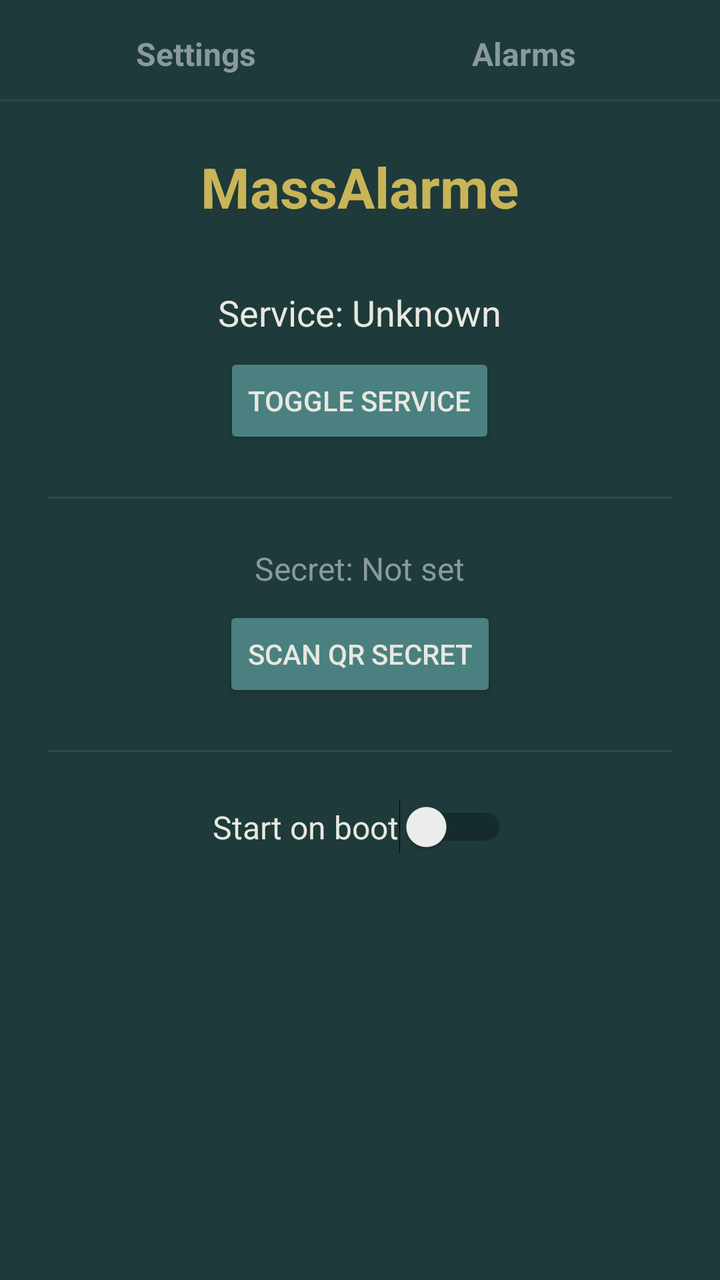
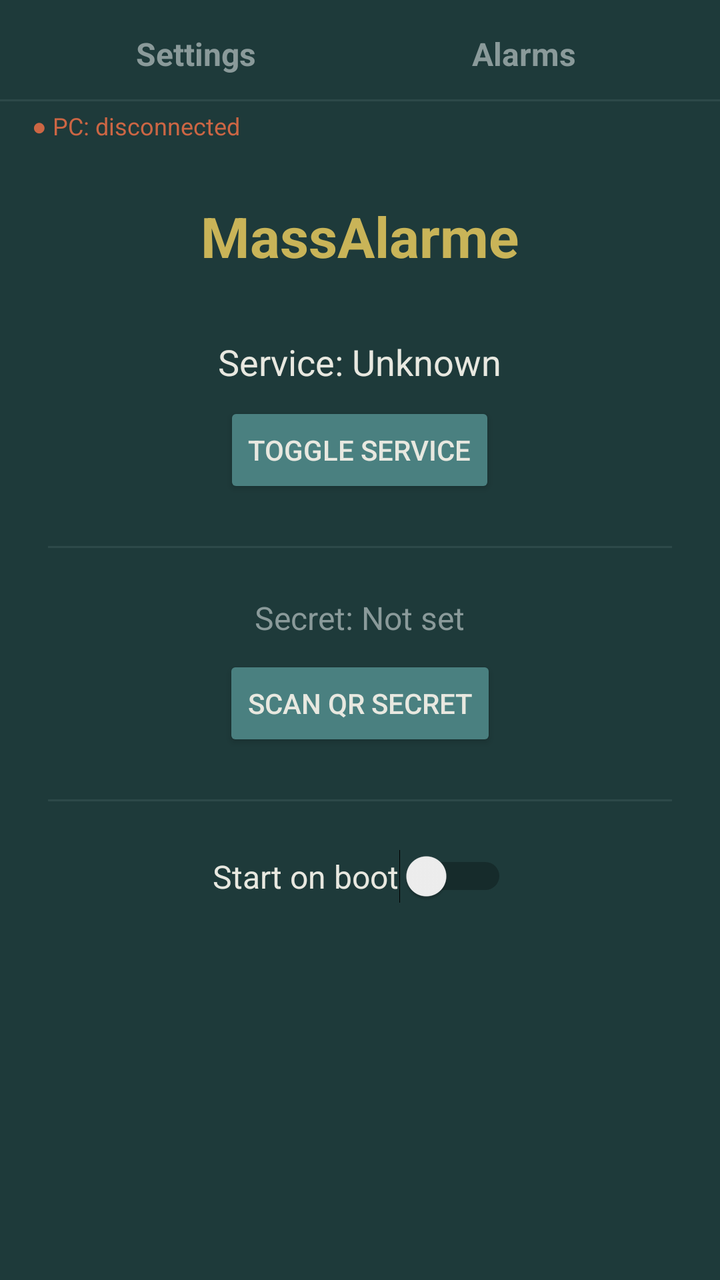

Screens rendered from an Android XML layout before and after an edit, with the pre-edit source and the edit as a unified diff.
<!-- AndroidManifest.xml: application theme Theme.AppCompat.Light.NoActionBar -->
<!-- res/layout/activity_main.xml -->
<?xml version="1.0" encoding="utf-8"?>
<LinearLayout xmlns:android="http://schemas.android.com/apk/res/android"
    android:layout_width="match_parent"
    android:layout_height="match_parent"
    android:orientation="vertical"
    android:background="@color/bg_dark">

    <LinearLayout
        android:layout_width="match_parent"
        android:layout_height="wrap_content"
        android:orientation="horizontal"
        android:paddingStart="16dp"
        android:paddingEnd="16dp"
        android:paddingTop="16dp"
        android:paddingBottom="12dp">

        <TextView
            android:id="@+id/tab_settings"
            android:layout_width="0dp"
            android:layout_height="wrap_content"
            android:layout_weight="1"
            android:text="Settings"
            android:textSize="16sp"
            android:textStyle="bold"
            android:textColor="@color/text_muted"
            android:gravity="center" />

        <TextView
            android:id="@+id/tab_alarms"
            android:layout_width="0dp"
            android:layout_height="wrap_content"
            android:layout_weight="1"
            android:text="Alarms"
            android:textSize="16sp"
            android:textStyle="bold"
            android:textColor="@color/text_muted"
            android:gravity="center" />
    </LinearLayout>

    <View
        android:layout_width="match_parent"
        android:layout_height="1dp"
        android:background="@color/divider" />

    <FrameLayout
        android:layout_width="match_parent"
        android:layout_height="0dp"
        android:layout_weight="1">

        <LinearLayout
            android:id="@+id/settings_content"
            android:layout_width="match_parent"
            android:layout_height="match_parent"
            android:orientation="vertical"
            android:padding="24dp"
            android:gravity="center_horizontal"
            android:background="@color/bg_dark">

            <TextView
                android:layout_width="wrap_content"
                android:layout_height="wrap_content"
                android:text="MassAlarme"
                android:textSize="28sp"
                android:textStyle="bold"
                android:textColor="@color/secondary_accent"
                android:layout_marginBottom="32dp" />

            <TextView
                android:id="@+id/service_status"
                android:layout_width="wrap_content"
                android:layout_height="wrap_content"
                android:text="Service: Unknown"
                android:textSize="18sp"
                android:textColor="@color/text_primary"
                android:layout_marginBottom="8dp" />

            <Button
                android:id="@+id/service_toggle"
                android:layout_width="wrap_content"
                android:layout_height="wrap_content"
                android:text="Toggle Service"
                android:backgroundTint="@color/primary_accent"
                android:textColor="@color/text_primary"
                android:layout_marginBottom="24dp" />

            <View
                android:layout_width="match_parent"
                android:layout_height="1dp"
                android:background="@color/divider"
                android:layout_marginBottom="24dp" />

            <TextView
                android:id="@+id/secret_status"
                android:layout_width="wrap_content"
                android:layout_height="wrap_content"
                android:text="Secret: Not set"
                android:textSize="16sp"
                android:textColor="@color/text_muted"
                android:layout_marginBottom="8dp" />

            <Button
                android:id="@+id/scan_secret"
                android:layout_width="wrap_content"
                android:layout_height="wrap_content"
                android:text="Scan QR Secret"
                android:backgroundTint="@color/primary_accent"
                android:textColor="@color/text_primary"
                android:layout_marginBottom="24dp" />

            <View
                android:layout_width="match_parent"
                android:layout_height="1dp"
                android:background="@color/divider"
                android:layout_marginBottom="24dp" />

            <Switch
                android:id="@+id/boot_toggle"
                android:layout_width="wrap_content"
                android:layout_height="wrap_content"
                android:text="Start on boot"
                android:textSize="16sp"
                android:textColor="@color/text_primary" />

        </LinearLayout>

        <LinearLayout
            android:id="@+id/alarms_content"
            android:layout_width="match_parent"
            android:layout_height="match_parent"
            android:orientation="vertical"
            android:padding="16dp"
            android:background="@color/bg_dark"
            android:visibility="gone">

            <TextView
                android:id="@+id/alarms_empty"
                android:layout_width="wrap_content"
                android:layout_height="wrap_content"
                android:text="No alarms synced yet"
                android:textSize="16sp"
                android:textColor="@color/text_muted"
                android:layout_gravity="center_horizontal"
                android:layout_marginTop="24dp"
                android:layout_marginBottom="12dp"
                android:visibility="gone" />

            <ScrollView
                android:id="@+id/alarms_scroll"
                android:layout_width="match_parent"
                android:layout_height="0dp"
                android:layout_weight="1"
                android:fillViewport="true">

                <LinearLayout
                    android:id="@+id/alarms_list"
                    android:layout_width="match_parent"
                    android:layout_height="wrap_content"
                    android:orientation="vertical" />
            </ScrollView>

            <TextView
                android:id="@+id/alarms_last_sync"
                android:layout_width="wrap_content"
                android:layout_height="wrap_content"
                android:text="Last synced: —"
                android:textSize="14sp"
                android:textColor="@color/text_muted"
                android:layout_marginTop="12dp" />

        </LinearLayout>

    </FrameLayout>

</LinearLayout>
<!-- resources referenced by this layout -->
<resources>
  <color name="bg_dark">#1E3A3A</color>
  <color name="divider">#33688888</color>
  <color name="primary_accent">#4A8080</color>
  <color name="secondary_accent">#C9B458</color>
  <color name="text_muted">#8A9A9A</color>
  <color name="text_primary">#E8E8E0</color>
</resources>

<!-- the commit's change to res/layout/activity_main.xml (unified diff, before → after) -->
@@ -42,6 +42,19 @@
         android:layout_height="1dp"
         android:background="@color/divider" />
 
+    <TextView
+        android:id="@+id/ws_status"
+        android:layout_width="match_parent"
+        android:layout_height="wrap_content"
+        android:text="● PC: disconnected"
+        android:textSize="12sp"
+        android:textColor="@color/ws_disconnected"
+        android:paddingStart="16dp"
+        android:paddingEnd="16dp"
+        android:paddingTop="4dp"
+        android:paddingBottom="4dp"
+        android:background="@color/bg_dark" />
+
     <FrameLayout
         android:layout_width="match_parent"
         android:layout_height="0dp"
@@ -158,6 +171,19 @@
                     android:orientation="vertical" />
             </ScrollView>
 
+            <Button
+                android:id="@+id/alarms_add"
+                android:layout_width="wrap_content"
+                android:layout_height="wrap_content"
+                android:text="+"
+                android:textSize="20sp"
+                android:textStyle="bold"
+                android:backgroundTint="@color/secondary_accent"
+                android:textColor="@color/bg_dark"
+                android:layout_gravity="center_horizontal"
+                android:layout_marginTop="12dp"
+                android:layout_marginBottom="4dp" />
+
             <TextView
                 android:id="@+id/alarms_last_sync"
                 android:layout_width="wrap_content"
<!-- resource entries referenced after the edit -->
@@ -6,5 +6,6 @@
   <color name="secondary_accent">#C9B458</color>
   <color name="text_muted">#8A9A9A</color>
   <color name="text_primary">#E8E8E0</color>
+  <color name="ws_disconnected">#CC6644</color>
 </resources>
 
